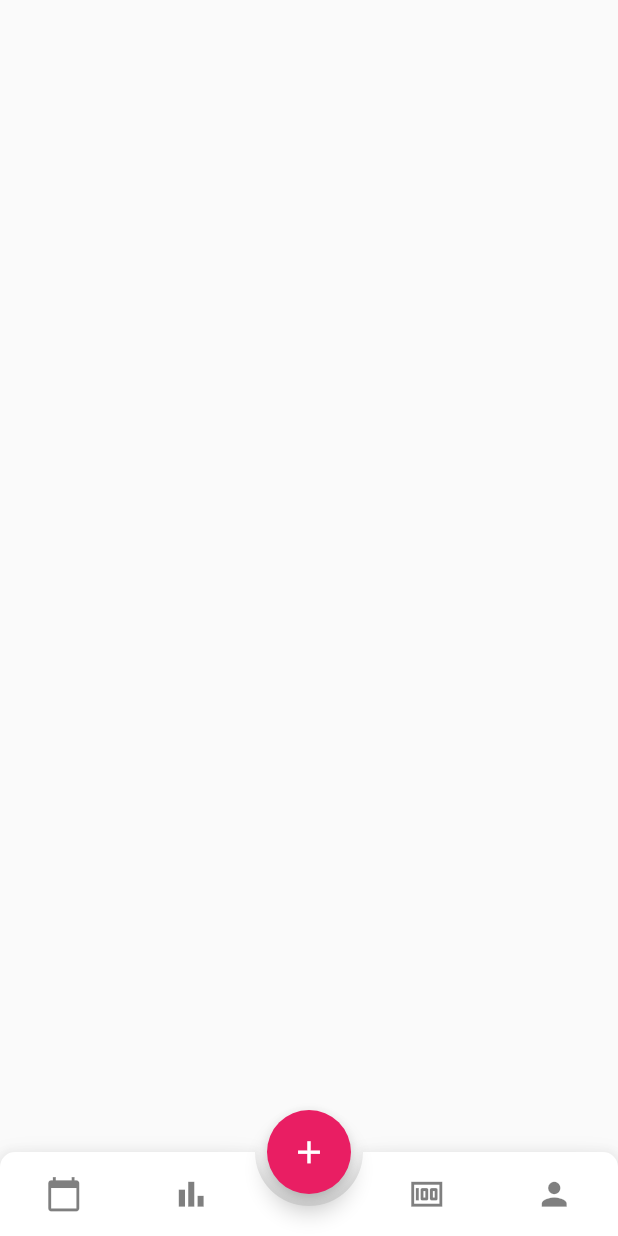
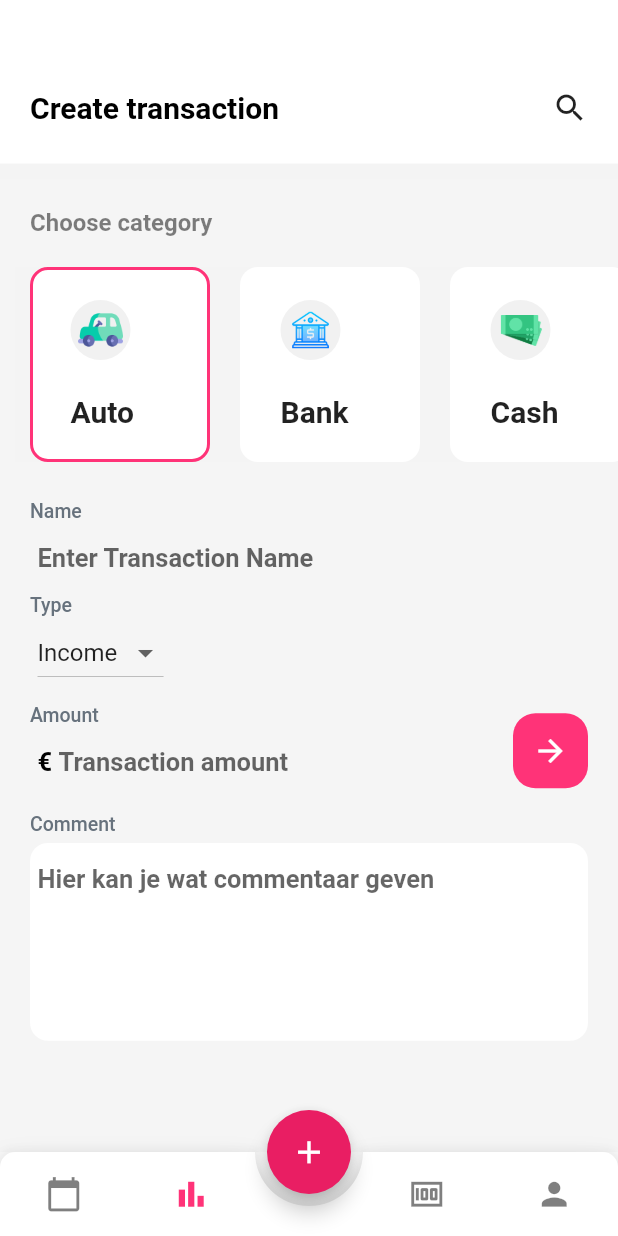
Before and after one commit to hv2r55g/budget_buddy, a Flutter app: the screen it shows after launch, after a tap on the "add" icon, on a phone screen of 412 x 824 dp. Run offline on Flutter 3.47's test engine with Material 2 defaults, Android fonts, the phone set to English and light mode, and no system bars; drawn by our look-alikes of animated_bottom_navigation_bar; our stand-ins replace cloud_firestore, firebase_core, get; accounts and stored records are empty.

Commit message:
multi talen fix

```diff
--- /dev/null
+++ b/lib/json/budget_json.dart
@@ -0,0 +1,25 @@
+import 'package:budget_buddy/theme/colors.dart';
+
+const List budget_json = [
+  {
+    "name": "Gift",
+    "price": "\$2250.00",
+    "label_percentage": "45%",
+    "percentage": 0.45,
+    "color": green
+  },
+  {
+    "name": "Automobile",
+    "price": "\$3000.00",
+    "label_percentage": "70%",
+    "percentage": 0.7,
+    "color": red
+  },
+  {
+    "name": "Bank",
+    "price": "\$4000.00",
+    "label_percentage": "90%",
+    "percentage": 0.9,
+    "color": blue
+  }
+];
--- /dev/null
+++ b/lib/json/create_budget_json.dart
@@ -0,0 +1,8 @@
+const List categories = [
+  {"name": "Auto", "icon": "assets/images/car.png"},
+  {"name": "Bank", "icon": "assets/images/bank.png"},
+  {"name": "Cash", "icon": "assets/images/cash.png"},
+  {"name": "Charity", "icon": "assets/images/charity.png"},
+  {"name": "Eating", "icon": "assets/images/eating.png"},
+  {"name": "Gift", "icon": "assets/images/gift.png"}
+];
--- /dev/null
+++ b/lib/pages/create_transaction.dart
@@ -0,0 +1,341 @@
+import 'package:budget_buddy/json/create_budget_json.dart';
+import 'package:budget_buddy/theme/colors.dart';
+import 'package:cloud_firestore/cloud_firestore.dart';
+import 'package:flutter/material.dart';
+
+class CreateBudgetPage extends StatefulWidget {
+  @override
+  _CreateBudgetPageState createState() => _CreateBudgetPageState();
+}
+
+class _CreateBudgetPageState extends State<CreateBudgetPage> {
+  int activeCategory = 0;
+  final TextEditingController _transactionName = TextEditingController(text: "");
+  final TextEditingController _transactionAmount = TextEditingController(text: "");
+  final TextEditingController _commentSection = TextEditingController(text: "");
+  String _transactionType = "Income";
+  String _transactionCategory = categories[0]['name'];
+
+
+  @override
+  void dispose() {
+    _transactionName.dispose();
+    _transactionAmount.dispose();
+    _commentSection.dispose();
+    super.dispose();
+  }
+
+  @override
+  Widget build(BuildContext context) {
+    return Scaffold(
+      backgroundColor: grey.withOpacity(0.05),
+      body: getBody(),
+    );
+  }
+
+  Widget getBody() {
+    List<String> types = <String>['Income', 'Expense'];
+
+    CollectionReference transactions =
+        FirebaseFirestore.instance.collection('transactions');
+
+    Future<void> addTransaction() {
+      // Call the user's CollectionReference to add a new user
+      return transactions
+          .add({
+            'Amount': double.parse(_transactionAmount.text),
+            'Category': _transactionCategory,
+            'Name': _transactionName.text,
+            'Type': _transactionType,
+            'User': 'Miki',
+          })
+          .then((value) => print("Transaction Added"))
+          .catchError((error) => print("Failed to add transaction: $error"));
+    }
+
+    var size = MediaQuery.of(context).size;
+    return SingleChildScrollView(
+      child: Column(
+        crossAxisAlignment: CrossAxisAlignment.start,
+        children: [
+          Container(
+            decoration: BoxDecoration(color: white, boxShadow: [
+              BoxShadow(
+                color: grey.withOpacity(0.01),
+                spreadRadius: 10,
+                blurRadius: 3,
+                // changes position of shadow
+              ),
+            ]),
+            child: Padding(
+              padding: const EdgeInsets.only(
+                  top: 60, right: 20, left: 20, bottom: 25),
+              child: Column(
+                children: [
+                  Row(
+                    mainAxisAlignment: MainAxisAlignment.spaceBetween,
+                    children: [
+                      const Text(
+                        "Create transaction",
+                        style: TextStyle(
+                            fontSize: 20,
+                            fontWeight: FontWeight.bold,
+                            color: black),
+                      ),
+                      Row(
+                        children: const [Icon(Icons.search)],
+                      )
+                    ],
+                  ),
+                ],
+              ),
+            ),
+          ),
+          Padding(
+            padding: const EdgeInsets.only(left: 20, right: 20, top: 30),
+            child: Text(
+              "Choose category",
+              style: TextStyle(
+                  fontSize: 16,
+                  fontWeight: FontWeight.bold,
+                  color: black.withOpacity(0.5)),
+            ),
+          ),
+          const SizedBox(
+            height: 20,
+          ),
+          SingleChildScrollView(
+            scrollDirection: Axis.horizontal,
+            child: Row(
+                children: List.generate(categories.length, (index) {
+              return GestureDetector(
+                onTap: () {
+                  setState(() {
+                    activeCategory = index;
+                    _transactionCategory = categories[activeCategory]['name'];
+                  });
+                },
+                child: Padding(
+                  padding: const EdgeInsets.only(
+                    left: 10,
+                  ),
+                  child: Container(
+                    margin: const EdgeInsets.only(
+                      left: 10,
+                    ),
+                    width: 120,
+                    height: 130,
+                    decoration: BoxDecoration(
+                        color: white,
+                        border: Border.all(
+                            width: 2,
+                            color: activeCategory == index
+                                ? primary
+                                : Colors.transparent),
+                        borderRadius: BorderRadius.circular(12),
+                        boxShadow: [
+                          BoxShadow(
+                            color: grey.withOpacity(0.01),
+                            spreadRadius: 10,
+                            blurRadius: 3,
+                            // changes position of shadow
+                          ),
+                        ]),
+                    child: Padding(
+                      padding: const EdgeInsets.only(
+                          left: 25, right: 25, top: 20, bottom: 20),
+                      child: Column(
+                        crossAxisAlignment: CrossAxisAlignment.start,
+                        mainAxisAlignment: MainAxisAlignment.spaceBetween,
+                        children: [
+                          Container(
+                              width: 40,
+                              height: 40,
+                              decoration: BoxDecoration(
+                                  shape: BoxShape.circle,
+                                  color: grey.withOpacity(0.15)),
+                              child: Center(
+                                child: Image.asset(
+                                  categories[index]['icon'],
+                                  width: 30,
+                                  height: 30,
+                                  fit: BoxFit.contain,
+                                ),
+                              )),
+                          Text(
+                            categories[index]['name'],
+                            style: const TextStyle(
+                              fontWeight: FontWeight.bold,
+                              fontSize: 20,
+                            ),
+                          )
+                        ],
+                      ),
+                    ),
+                  ),
+                ),
+              );
+            })),
+          ),
+          const SizedBox(
+            height: 25,
+          ),
+          Padding(
+            padding: const EdgeInsets.only(left: 20, right: 20),
+            child: Column(
+              crossAxisAlignment: CrossAxisAlignment.start,
+              children: [
+                const Text(
+                  "Name",
+                  style: TextStyle(
+                      fontWeight: FontWeight.w500,
+                      fontSize: 13,
+                      color: Color(0xff67727d)),
+                ),
+                Container(
+                  padding: const EdgeInsets.fromLTRB(5, 0, 0, 0),
+                  child: TextField(
+                    controller: _transactionName,
+                    cursorColor: black,
+                    style: const TextStyle(
+                        fontSize: 17,
+                        fontWeight: FontWeight.bold,
+                        color: black),
+                    decoration: const InputDecoration(
+                        hintText: "Enter Transaction Name",
+                        border: InputBorder.none),
+                  ),
+                ),
+                const Text(
+                  "Type",
+                  style: TextStyle(
+                      fontWeight: FontWeight.w500,
+                      fontSize: 13,
+                      color: Color(0xff67727d)),
+                ),
+                Container(
+                    padding: const EdgeInsets.fromLTRB(5, 0, 0, 0),
+                    child: DropdownButton<String>(
+                      value: _transactionType,
+                      items: ['Income', 'Expense'].map((String val) {
+                        return DropdownMenuItem<String>(
+                          value: val,
+                          child: Text(val),
+                        );
+                      }).toList(),
+                      onChanged: (val){
+                        setState(() {
+                          _transactionType = val!;
+                        });
+                      },
+                    )),
+
+                const SizedBox(
+                  height: 10,
+                ),
+                Row(
+                  mainAxisAlignment: MainAxisAlignment.spaceBetween,
+                  children: [
+                    SizedBox(
+                      width: (size.width - 160),
+                      child: Column(
+                        crossAxisAlignment: CrossAxisAlignment.start,
+                        children: [
+                          const Text(
+                            "Amount",
+                            style: TextStyle(
+                                fontWeight: FontWeight.w500,
+                                fontSize: 13,
+                                color: Color(0xff67727d)),
+                          ),
+                          Container(
+                            padding: const EdgeInsets.fromLTRB(5, 0, 0, 0),
+                            child: Row(
+                              children: [
+                                const Text(
+                                  "€ ",
+                                  style: TextStyle(
+                                    color: black,
+                                    fontWeight: FontWeight.bold,
+                                    fontSize: 17,
+                                  ),
+                                ),
+                                Expanded(
+                                  child: TextField(
+                                    controller: _transactionAmount,
+                                    cursorColor: black,
+                                    style: const TextStyle(
+                                        fontSize: 17,
+                                        fontWeight: FontWeight.bold,
+                                        color: black),
+                                    decoration: const InputDecoration(
+                                        hintText: "Transaction amount",
+                                        border: InputBorder.none),
+                                  ),
+                                ),
+                              ],
+                            ),
+                          ),
+                        ],
+                      ),
+                    ),
+                    const SizedBox(
+                      width: 20,
+                    ),
+                    Container(
+                      width: 50,
+                      height: 50,
+                      decoration: BoxDecoration(
+                          color: primary,
+                          borderRadius: BorderRadius.circular(15)),
+                      child: IconButton(
+                        icon: const Icon(
+                          Icons.arrow_forward,
+                          color: white,
+                        ),
+                        onPressed: () {
+                          addTransaction();
+                        },
+                      ),
+                    ),
+                  ],
+                ),
+                const SizedBox(
+                  height: 10,
+                ),
+                const Text(
+                  "Comment",
+                  style: TextStyle(
+                      fontWeight: FontWeight.w500,
+                      fontSize: 13,
+                      color: Color(0xff67727d)),
+                ),
+                const SizedBox(
+                  height: 5,
+                ),
+                Container(
+                  padding: const EdgeInsets.fromLTRB(5, 0, 0, 0),
+                  width: size.width,
+                  height: size.height * 0.16,
+                  decoration: BoxDecoration(
+                      borderRadius: BorderRadius.circular(12), color: white),
+                  child: TextField(
+                    controller: _commentSection,
+                    cursorColor: black,
+                    style: const TextStyle(
+                        fontSize: 17,
+                        fontWeight: FontWeight.bold,
+                        color: black),
+                    decoration: const InputDecoration(
+                        hintText: "Hier kan je wat commentaar geven",
+                        border: InputBorder.none),
+                  ),
+                ),
+              ],
+            ),
+          )
+        ],
+      ),
+    );
+  }
+}
--- a/lib/pages/root_app.dart
+++ b/lib/pages/root_app.dart
@@ -5,6 +5,7 @@ import 'package:flutter/material.dart';
 import 'package:animated_bottom_navigation_bar/animated_bottom_navigation_bar.dart';
 import 'package:get/get.dart';
 
+import 'create_transaction.dart';
 import 'daily_page.dart';
 
 class RootApp extends StatefulWidget {
@@ -27,6 +28,7 @@ class _RootAppState extends State<RootApp> {
   List<Widget> pages = [
     //list of pages
     DailyPage(),
+    CreateBudgetPage()
   ];
 
   @override
@@ -48,7 +50,7 @@ class _RootAppState extends State<RootApp> {
         floatingActionButton: FloatingActionButton(
             onPressed: () {
               //will open a certain page
-              selectedTab(4);
+              selectedTab(1);
             },
             child: const Icon(
               Icons.add,
```
Also changed, not shown: 1 other file.
